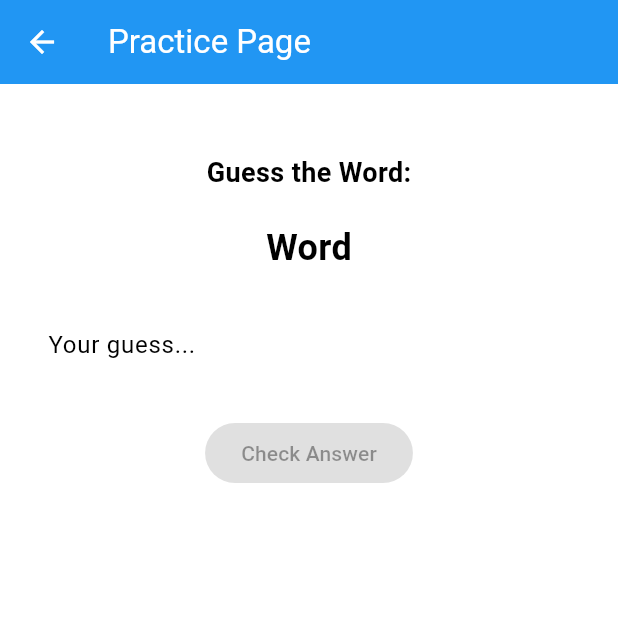
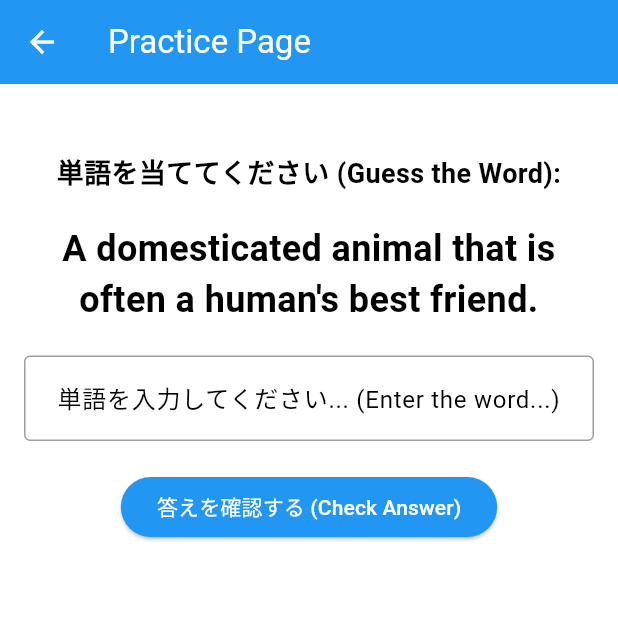
Before and after one commit to DenzelHuang/se_wmp_project, a Flutter app: the screen it shows after launch, after a tap on "Practice Now", on a phone screen of 412 x 824 dp, the top half of it. Run offline on Flutter 3.47's test engine with Material 3 defaults, Android fonts, the phone set to English and light mode, and no system bars.

Commit message:
Added functions to the practice page.
Words are limited to the dictionary hard-coded into practice_page.dart.

```diff
--- a/lib/pages/practice_page.dart
+++ b/lib/pages/practice_page.dart
@@ -1,48 +1,165 @@
 import 'package:flutter/material.dart';
 
-class PracticePage extends StatelessWidget {
+class PracticePage extends StatefulWidget {
   const PracticePage({super.key});
+
+  @override
+  PracticePageState createState() => PracticePageState();
+}
+
+class PracticePageState extends State<PracticePage> {
+  // Sample dictionary with Japanese words
+  final List<Map<String, String>> _dictionary = [
+    {
+      "kanji": "林檎",
+      "hiragana": "りんご",
+      "katakana": "リンゴ",
+      "definition": "A fruit that is red or green and keeps the doctor away."
+    },
+    {
+      "kanji": "犬",
+      "hiragana": "いぬ",
+      "katakana": "イヌ",
+      "definition": "A domesticated animal that is often a human's best friend."
+    },
+    {
+      "kanji": "猫",
+      "hiragana": "ねこ",
+      "katakana": "ネコ",
+      "definition": "A small domesticated carnivorous mammal with soft fur."
+    },
+    {
+      "kanji": "車",
+      "hiragana": "くるま",
+      "katakana": "クルマ",
+      "definition": "A four-wheeled vehicle used for transportation."
+    }
+  ];
+
+  Map<String, String> _currentWordData = {
+    "kanji": "",
+    "hiragana": "",
+    "katakana": "",
+    "definition": ""
+  };
+  final TextEditingController _controller = TextEditingController();
+  String _feedbackMessage = '';
+  late bool _showNextWordButton = false;
+
+  @override
+  void initState() {
+    super.initState();
+    _pickRandomWord();
+  }
+
+  // Function to pick a random word that is not the current word
+  void _pickRandomWord() {
+    Map<String, String> newWord;
+    do {
+      newWord = (_dictionary..shuffle()).first;
+    } while (newWord == _currentWordData);
+
+    setState(() {
+      _currentWordData = newWord;
+      _controller.clear();
+      _feedbackMessage = '';
+      _showNextWordButton = false;
+    });
+  }
+
+  // Function to check the user's guess
+  void _checkAnswer() {
+    final userInput = _controller.text.trim();
+    if (userInput == _currentWordData["kanji"] ||
+        userInput == _currentWordData["hiragana"] ||
+        userInput == _currentWordData["katakana"]) {
+      setState(() {
+        _feedbackMessage = '正解です! (Correct!)';
+        _showNextWordButton = true; // Show button to pick another word
+      });
+    } else {
+      setState(() {
+        _feedbackMessage = '不正解です。もう一度試してください。 (Incorrect. Try again.)';
+        _showNextWordButton = false; // Hide button if the answer is incorrect
+      });
+    }
+  }
 
   @override
   Widget build(BuildContext context) {
     return Scaffold(
       appBar: AppBar(title: const Text("Practice Page")),
-      body: const Padding(
-        padding: EdgeInsets.all(16.0),
+      body: Padding(
+        padding: const EdgeInsets.all(16.0),
+        child: Center(
           child: Column(
+            mainAxisAlignment: MainAxisAlignment.start,
             crossAxisAlignment: CrossAxisAlignment.center,
             children: [
-            SizedBox(height: 30), // Adds space at the top
+              const SizedBox(height: 30),
 
               // "Guess the Word" title
-            Text(
-              "Guess the Word:",
+              const Text(
+                "単語を当ててください (Guess the Word):",
                 style: TextStyle(fontSize: 18, fontWeight: FontWeight.bold),
+                textAlign: TextAlign.center,
               ),
-            SizedBox(height: 20),
+              const SizedBox(height: 20),
 
               // Placeholder for the meaning (for the user to guess the word)
               Text(
-              "Word", // Placeholder
-              style: TextStyle(fontSize: 24, fontWeight: FontWeight.bold),
+                _currentWordData["definition"] ?? '',
+                style: const TextStyle(fontSize: 24, fontWeight: FontWeight.bold),
+                textAlign: TextAlign.center,
               ),
-            SizedBox(height: 20),
+              const SizedBox(height: 20),
 
-            // Text Field for the user to input their guess (just a placeholder for now)
+              // Text Field for the user to input their guess
               TextField(
+                controller: _controller,
+                onSubmitted: (_) => _checkAnswer(), // Trigger _checkAnswer on Enter key
+                textAlign: TextAlign.center,
                 decoration: InputDecoration(
-                hintText: "Your guess...",
-                border: OutlineInputBorder(),
+                  hintText: "単語を入力してください... (Enter the word...)",
+                  enabledBorder: const OutlineInputBorder(
+                    borderSide: BorderSide(color: Colors.grey), // Gray border when not focused
+                  ),
+                  focusedBorder: OutlineInputBorder(
+                    borderSide: BorderSide(color: Theme.of(context).primaryColor), // Gray border when focused
                   ),
                 ),
-            SizedBox(height: 20),
+              ),
+              const SizedBox(height: 20),
 
-            // Placeholder Button to check the answer
+              // Button to check the answer
               ElevatedButton(
-              onPressed: null, // Placeholder action, no functionality yet
-              child: Text("Check Answer"),
+                onPressed: _checkAnswer,
+                child: const Text("答えを確認する (Check Answer)"),
+              ),
+              const SizedBox(height: 20),
+
+              // Feedback message for the user
+              Text(
+                _feedbackMessage,
+                style: TextStyle(
+                  fontSize: 20,
+                  fontWeight: FontWeight.bold,
+                  color: _feedbackMessage == '正解です! (Correct!)' ? Colors.green : Colors.red,
+                ),
+                textAlign: TextAlign.center,
+              ),
+
+              // Show the "Next Word" button only if the answer is correct
+              if (_showNextWordButton)
+                Padding(
+                  padding: const EdgeInsets.only(top: 20),
+                  child: ElevatedButton(
+                    onPressed: _pickRandomWord,
+                    child: const Text("次の単語へ (Next Word)"),
+                  ),
                 ),
             ],
+          ),
         ),
       ),
     );
```
Lines whose indentation alone changed are shown as unchanged.
